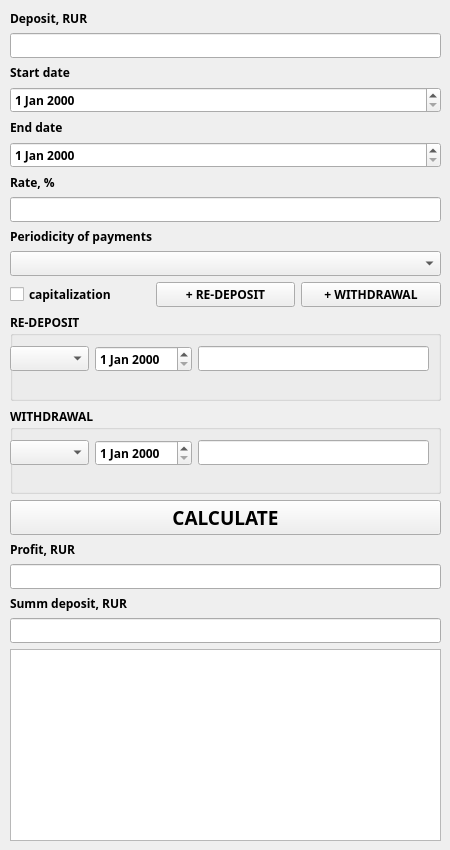
Qt form src/debit.ui (antinlay/CPP3_SmartCalc_v2.0-1) before a commit.
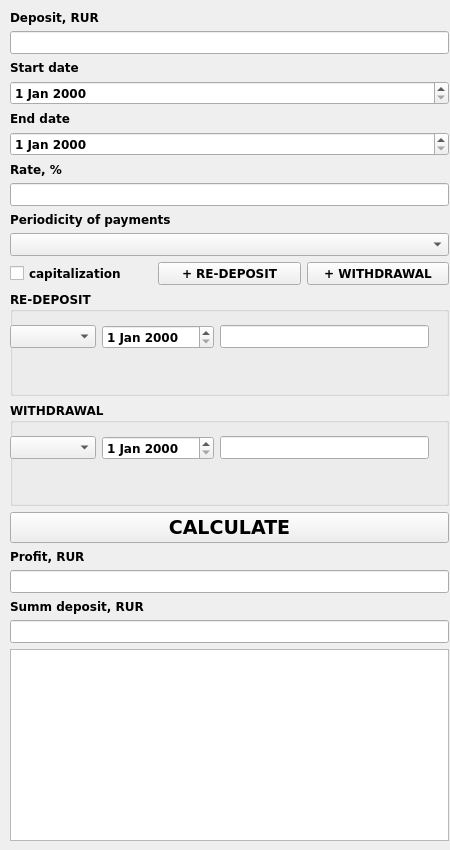
The same form after that commit. Icons and pictures are not drawn.

Diff of the .ui file:
```diff
--- a/src/debit.ui
+++ b/src/debit.ui
@@ -28,6 +28,11 @@
     <height>1850</height>
    </size>
   </property>
+  <property name="font">
+   <font>
+    <family>Verdana</family>
+   </font>
+  </property>
   <property name="windowTitle">
    <string>DEBIT</string>
   </property>
@@ -40,13 +45,13 @@
     <rect>
      <x>10</x>
      <y>10</y>
-     <width>431</width>
+     <width>439</width>
      <height>831</height>
     </rect>
    </property>
    <property name="font">
     <font>
-     <family>Arial Black</family>
+     <family>Verdana</family>
      <bold>true</bold>
     </font>
    </property>
@@ -55,7 +60,7 @@
      <widget class="QLabel" name="labelDeposit">
       <property name="font">
        <font>
-        <family>Arial Black</family>
+        <family>Verdana</family>
         <bold>true</bold>
        </font>
       </property>
@@ -68,7 +73,7 @@
      <widget class="QLineEdit" name="deposit">
       <property name="font">
        <font>
-        <family>Arial Black</family>
+        <family>Verdana</family>
         <bold>true</bold>
        </font>
       </property>
@@ -84,7 +89,7 @@
      <widget class="QLabel" name="labelStartDate">
       <property name="font">
        <font>
-        <family>Arial Black</family>
+        <family>Verdana</family>
         <bold>true</bold>
        </font>
       </property>
@@ -100,7 +105,7 @@
      <widget class="QLabel" name="labelEndDate">
       <property name="font">
        <font>
-        <family>Arial Black</family>
+        <family>Verdana</family>
         <bold>true</bold>
        </font>
       </property>
@@ -116,7 +121,7 @@
      <widget class="QLabel" name="labelRate">
       <property name="font">
        <font>
-        <family>Arial Black</family>
+        <family>Verdana</family>
         <bold>true</bold>
        </font>
       </property>
@@ -129,7 +134,7 @@
      <widget class="QLineEdit" name="rate">
       <property name="font">
        <font>
-        <family>Arial Black</family>
+        <family>Verdana</family>
         <bold>true</bold>
        </font>
       </property>
@@ -154,7 +159,7 @@
        <widget class="QCheckBox" name="capitalization">
         <property name="font">
          <font>
-          <family>Arial Black</family>
+          <family>Verdana</family>
           <bold>true</bold>
          </font>
         </property>
@@ -275,7 +280,7 @@
      <widget class="QPushButton" name="buttounCalculate">
       <property name="font">
        <font>
-        <family>Arial Black</family>
+        <family>Verdana</family>
         <pointsize>14</pointsize>
         <bold>true</bold>
        </font>
@@ -292,7 +297,7 @@
      <widget class="QLabel" name="labelProfit">
       <property name="font">
        <font>
-        <family>Arial Black</family>
+        <family>Verdana</family>
         <bold>true</bold>
        </font>
       </property>
@@ -305,7 +310,7 @@
      <widget class="QLineEdit" name="profit">
       <property name="font">
        <font>
-        <family>Arial Black</family>
+        <family>Verdana</family>
         <bold>true</bold>
        </font>
       </property>
@@ -321,7 +326,7 @@
      <widget class="QLabel" name="labelSumm">
       <property name="font">
        <font>
-        <family>Arial Black</family>
+        <family>Verdana</family>
         <bold>true</bold>
        </font>
       </property>
@@ -334,7 +339,7 @@
      <widget class="QLineEdit" name="summ">
       <property name="font">
        <font>
-        <family>Arial Black</family>
+        <family>Verdana</family>
         <bold>true</bold>
        </font>
       </property>
@@ -347,7 +352,7 @@
      <widget class="QListWidget" name="shedule">
       <property name="font">
        <font>
-        <family>Arial Black</family>
+        <family>Verdana</family>
         <bold>true</bold>
        </font>
       </property>
```
